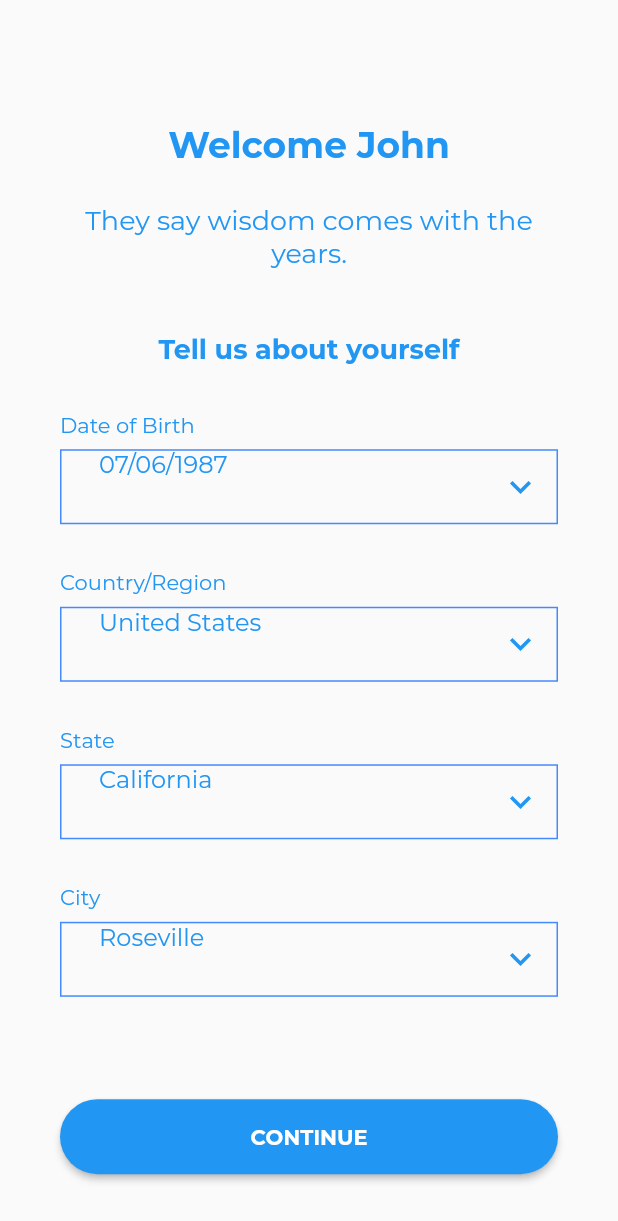
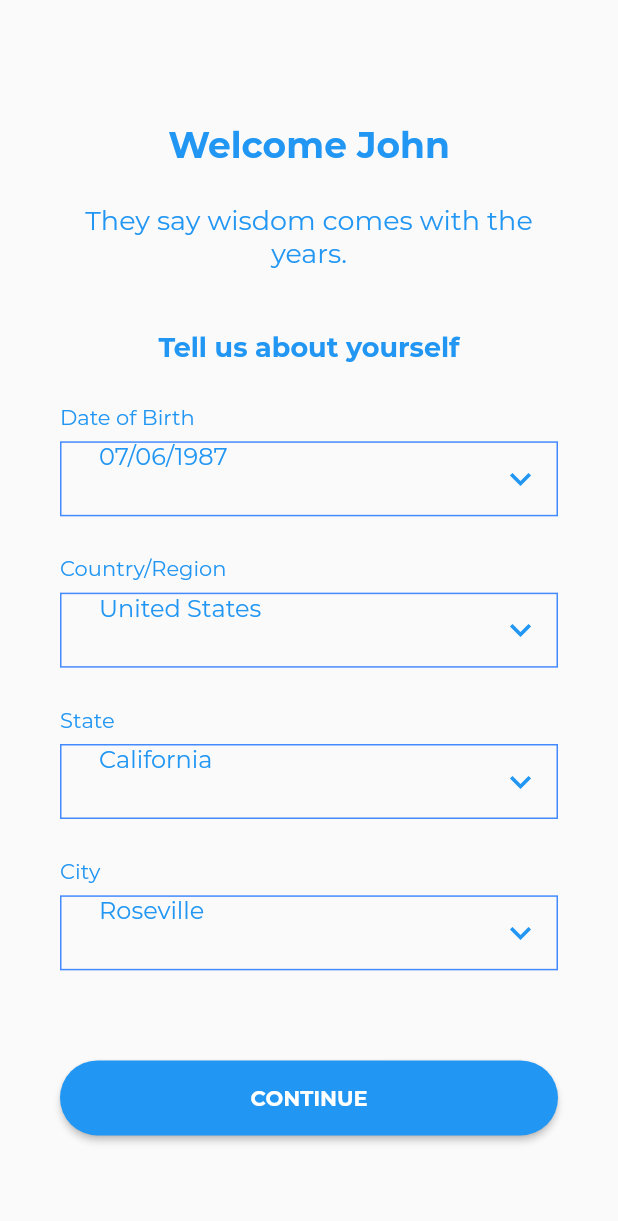
Before and after one commit to gluix20/legacy, a Flutter app: the Register2Page screen opened directly, on a phone screen of 412 x 824 dp. Shown: the top 1221 px of the screen. Run offline on Flutter 3.47's test engine with Material 2 defaults, Android fonts, the phone set to English and light mode, and no system bars; missing offline and left inert: validate; project files that could hold a hidden picture were left out.

```diff
--- a/lib/application.dart
+++ b/lib/application.dart
@@ -97,7 +97,6 @@ class Question {
 }
 
 List<Question> questions = new List<Question>();
-
 Future<List<Question>> fetchQuestions(String topic) async {
   final response =
   //await http.get('http://10.0.2.2:3000/db');
@@ -126,6 +125,7 @@ Future<List<Question>> fetchQuestions(String topic) async {
   return questions;
 }
 
+/// Review PUT requests!!!!
 Future<http.Response> putQuestion(int id) async {
   Map jsonData = {
     'skipped' : '1'
--- a/lib/main.dart
+++ b/lib/main.dart
@@ -7,7 +7,7 @@ import 'translations.dart';
 import 'application.dart';
 import 'intro.dart';
 import 'register2.dart';
-import 'stories.dart';
+import 'topics.dart';
 
 
 void main() => runApp(new MyApp());
--- a/lib/register2.dart
+++ b/lib/register2.dart
@@ -4,7 +4,7 @@ import 'package:validate/validate.dart';
 import 'welcome.dart';
 import 'translations.dart';
 import 'weed.dart';
-import 'stories.dart';
+import 'topics.dart';
 
 
 class Register2Page extends StatefulWidget {
@@ -28,24 +28,14 @@ class Register2PageState extends State<Register2Page> {
       key: _scaffoldKey,
       body: new Column(
         children: <Widget>[
-          new Container(
-          constraints: new BoxConstraints.expand(
-            height: screenSize.height * 0.27,
-              width: screenSize.width * 1.0,
-            ),
-          padding: new EdgeInsets.only(bottom: screenSize.height * 0.03, left: 40.0, right: 40.0),
-
-          child: new Column(children: <Widget>[
-              new MyTitle(
-                title: T(context, t: 'Welcome John'),
-                subtitle: T(context, k: 'wisdom_lbl1'),),
-            ],)
+          new MyTitle(
+            title: T(context, t: 'Welcome John'),
+            subtitle: T(context, k: 'wisdom_lbl1'),
           ),
-
 
           new Container(
             constraints: new BoxConstraints.expand(
-              height: screenSize.height * 0.73,
+              height: screenSize.height * 0.70,
               width: screenSize.width * 1.0,
             ),
 
@@ -80,7 +70,7 @@ class Register2PageState extends State<Register2Page> {
                       Navigator.push(
                         context,
                         new MaterialPageRoute(
-                            builder: (context) => new StoriesPage()),
+                            builder: (context) => new TopicsPage()),
                       );
                     },
                     shape: new RoundedRectangleBorder(
--- a/lib/tree.dart
+++ b/lib/tree.dart
@@ -99,12 +99,12 @@ class CircleCard extends StatelessWidget {
     //print(MediaQuery.of(context).size.width);
 
     return new GestureDetector(
-            onTap: () {
+            onTap: () { null;/*
               Navigator.push(
                 context,
                 new MaterialPageRoute(
                     builder: (context) => new TopicPage(choice)),
-              );
+              );*/
             },
             child: new Column(
               children: <Widget>[
--- a/lib/weed.dart
+++ b/lib/weed.dart
@@ -41,15 +41,17 @@ class MyAppBar extends AppBar {
   final String text;
   final Color backgroundColor;
   final Color textColor;
+  final double fontSize;
 
 
-  MyAppBar(this.text, {Key key, this.textColor, this.backgroundColor, this.scaffoldKey}) :
+  MyAppBar(this.text, {Key key, this.textColor, this.backgroundColor, this.scaffoldKey, this.fontSize}) :
 
         super(key: key,
-elevation: 0.0,
+        elevation: 0.0,
         backgroundColor: backgroundColor ?? Colors.blue,
         title: new TextContainer(text,
-        fontSize: 24.0, fontW: FontWeight.w700,
+        fontSize: fontSize ?? 24.0,
+          fontW: FontWeight.w700,
         color: textColor ?? Colors.white,),
 
         centerTitle: true,
@@ -63,9 +65,6 @@ elevation: 0.0,
 
         leading: new IconButton(icon: new Icon(Icons.subject, color: textColor ?? Colors.white,),
           onPressed: () => scaffoldKey.currentState.openDrawer()),
-
-
-
     );
 }
 
@@ -160,8 +159,6 @@ class MyTitle extends StatelessWidget {
   final String subtitle;
   final bool appbar;
   final Color color;
-  final double topPadding;
-  final double betweenPadding;
 
   MyTitle({Key key, this.title, this.subtitle, this.appbar, this.color}):
         super(key: key);
@@ -173,20 +170,33 @@ class MyTitle extends StatelessWidget {
     ///
     final Size screenSize = MediaQuery.of(context).size;
     final topPadding = (appbar == null || !appbar) ? screenSize.height * 0.10 : screenSize.height * 0.03;
+    final bottomPadding = screenSize.height * 0.05;
     final betweenPadding = screenSize.height * 0.03;
+    final sidesWidth = screenSize.width * 0.10;
 
-    //print('${screenSize.height * 0.10} : ${screenSize.height * 0.25} : $topPadding');
-    return new Column(children: <Widget>[
-      new Padding(padding: EdgeInsets.only(top: topPadding,)),
+    final boxHeight = screenSize.height * 0.20;
+    final boxWidth = screenSize.width * 1.0;
 
-      new TextContainer(title, fontSize: 24.0,
-          fontW: FontWeight.w700, color: Colors.blue),
+    //print('boxHeght: ${boxHeight} -- boxWidth: ${boxWidth} -- sidesWidth: ${sidesWidth}');
+    //print('topPaading: ${topPadding} -- betweenPadding: ${betweenPadding} -- screenHeight: ${screenSize.height}');
 
-      new Padding(padding: EdgeInsets.only(top: betweenPadding)),
+    return new Container(
 
-      new TextContainer(subtitle, fontSize: 18.0,
-          color: Colors.blue),
+      //constraints: new BoxConstraints.expand(height: boxHeight, width: boxWidth,),
+      padding: new EdgeInsets.only(
+          top: topPadding, bottom: bottomPadding,
+          left: sidesWidth, right: sidesWidth),
+      child: new Column(
+      children: <Widget>[
+          (title != null) ? new TextContainer(title, fontSize: 24.0,
+            fontW: FontWeight.w700, color: Colors.blue): new Text(''),
+
+          (title != null) ? new Padding(padding: EdgeInsets.only(top: betweenPadding)) : new Text(''),
+
+        new TextContainer(subtitle, fontSize: 18.0,
+            color: Colors.blue),
       ],
+    ),
     );
   }
 }
```
Also changed, not shown: lib/stories.dart (deleted, +0 -164 lines), lib/topic.dart (+34 -15 lines), lib/topics.dart (added, +240 -0 lines).
